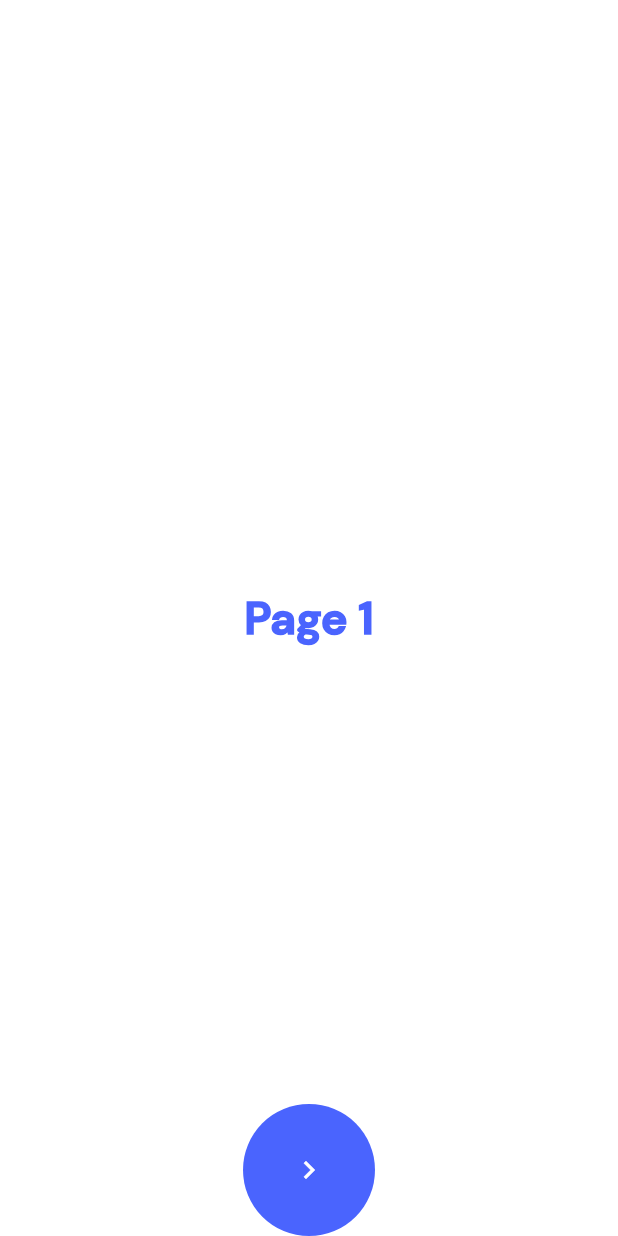
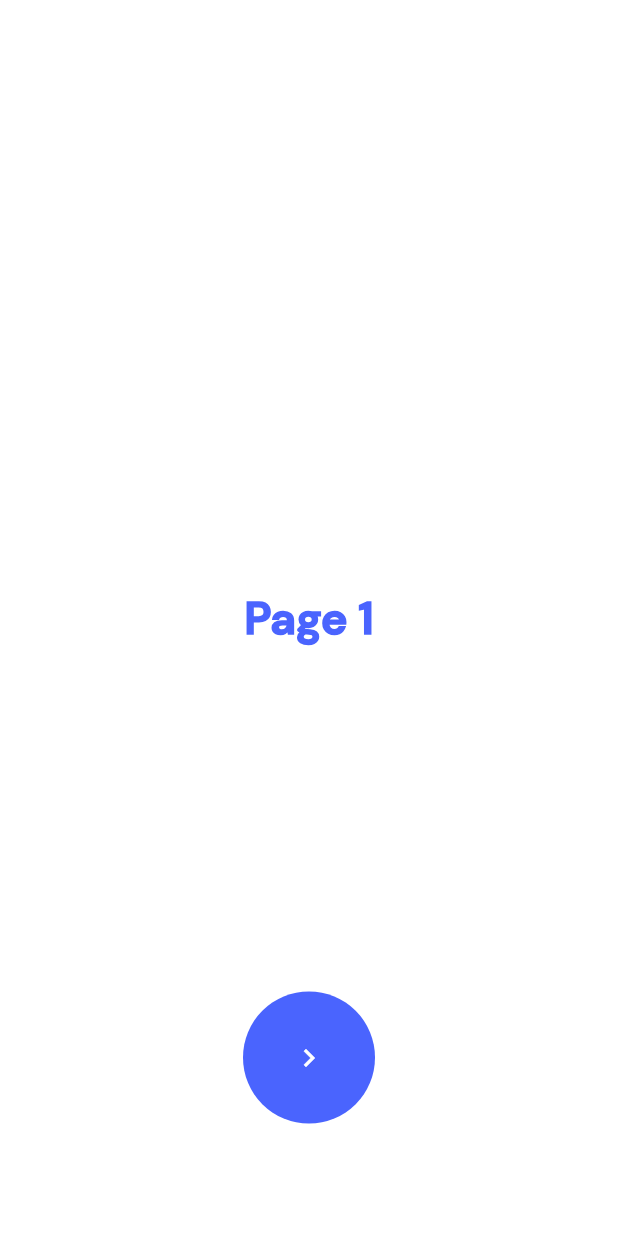
Before and after one commit to ignacio-zippin/Bootcamp-Winter-22, a Flutter app: the screen it shows after launch, after a tap on "Horizontal Options Transition", on a phone screen of 412 x 824 dp. Run offline on Flutter 3.47's test engine with Material 2 defaults, Android fonts, the phone set to English and light mode, and no system bars; our stand-ins replace cached_network_image, camera, dio, file_picker, flutter_image_compress, fluttertoast and 7 more; missing offline and left inert: dio_http_cache, exif, flutter_signature_pad.

Commit message:
fix animation and provider

```diff
--- a/lib/main.dart
+++ b/lib/main.dart
@@ -5,6 +5,7 @@ import 'package:playground_app/src/enums/culture.dart';
 import 'package:playground_app/src/managers/data_manager/data_manager.dart';
 import 'package:playground_app/src/managers/page_manager/page_manager.dart';
 import 'package:playground_app/src/providers/app_provider.dart';
+import 'package:playground_app/src/providers/home_model.dart';
 import 'package:playground_app/src/support/futuristic.dart';
 import 'package:playground_app/src/ui/components/common/loading_component.dart';
 import 'package:playground_app/src/ui/pages/home_page.dart';
@@ -18,6 +19,7 @@ void main() {
     MultiProvider(
       providers: [
         ChangeNotifierProvider(create: (_) => AppProvider()),
+        ChangeNotifierProvider(create: (_) => HomeModel()),
       ],
       child: const MyApp(),
     ),
--- a/lib/src/models/horizontal_options_transition/home_model.dart
+++ /dev/null
@@ -1,16 +0,0 @@
-import 'package:flutter/material.dart';
-import 'package:playground_app/values/k_colors.dart';
-
-class HomeModel {
-  List<Color>? palette;
-  double? scale;
-  double? radius;
-  double? bottomPadding;
-
-  HomeModel({
-    this.palette = const [KWhite, KBlue_L1],
-    this.scale = 1,
-    this.radius = 88.0,
-    this.bottomPadding = 75.0,
-  });
-}
--- a/lib/src/providers/app_provider.dart
+++ b/lib/src/providers/app_provider.dart
@@ -4,7 +4,6 @@ import 'package:flutter/material.dart';
 import 'package:playground_app/src/enums/culture.dart';
 import 'package:playground_app/src/managers/page_manager/page_manager.dart';
 import 'package:playground_app/src/models/culture_model.dart';
-import 'package:playground_app/src/models/horizontal_options_transition/home_model.dart';
 
 class AppProvider with ChangeNotifier {
   static final AppProvider _instance = AppProvider._constructor();
@@ -26,66 +25,11 @@ class AppProvider with ChangeNotifier {
   Timer? _timerInit;
   Timer? get timerInit => _timerInit;
 
-  init() {
-    _homeModel = HomeModel();
-    _backgroundColor = _homeModel!.palette![0];
-    _isHalfway = false;
-    _isToggled = false;
-    _foregroundColor = _homeModel!.palette![1];
-  }
+  init() {}
 
   closeAlert() {
     _timerInit?.cancel();
     ScaffoldMessenger.of(PageManager().navigatorKey.currentContext!)
         .hideCurrentMaterialBanner();
   }
-
-  HomeModel? _homeModel;
-  bool? _isHalfway;
-  bool? _isToggled;
-  Color? _backgroundColor;
-  Color? _foregroundColor;
-
-  int _index = 0;
-  get index => _index;
-  set index(value) {
-    _index = value;
-    notifyListeners();
-  }
-
-  get isHalfway => _isHalfway;
-  set isHalfway(value) {
-    _isHalfway = value;
-    notifyListeners();
-  }
-
-  get isToggled => _isToggled;
-  set isToggled(value) {
-    _isToggled = value;
-    notifyListeners();
-  }
-
-  get backgroundColor => _backgroundColor;
-  set backgroundColor(value) {
-    _backgroundColor = value;
-    notifyListeners();
-  }
-
-  get foregroundColor => _foregroundColor;
-  set foregroundColor(value) {
-    _foregroundColor = value;
-    notifyListeners();
-  }
-
-  void swapColors() {
-    if (_isToggled!) {
-      _backgroundColor = _homeModel!.palette![1];
-      _foregroundColor = _homeModel!.palette![0];
-    } else {
-      _backgroundColor = _homeModel!.palette![0];
-      _foregroundColor = _homeModel!.palette![1];
-    }
-
-    notifyListeners();
-  }
 }
--- /dev/null
+++ b/lib/src/providers/home_model.dart
@@ -0,0 +1,51 @@
+import 'package:flutter/material.dart';
+import 'package:flutter/widgets.dart';
+import 'package:playground_app/src/ui/shared/globals.dart';
+
+class HomeModel extends ChangeNotifier {
+  int _index = 0;
+  get index => _index;
+  set index(value) {
+    _index = value;
+    notifyListeners();
+  }
+
+  bool _isHalfWay = false;
+  get isHalfWay => _isHalfWay;
+  set isHalfWay(value) {
+    _isHalfWay = value;
+    notifyListeners();
+  }
+
+  bool _isToggled = false;
+  get isToggled => _isToggled;
+  set isToggled(value) {
+    _isToggled = value;
+    notifyListeners();
+  }
+
+  void swapColors() {
+    if (_isToggled) {
+      _backGroundColor = Global.palette[1];
+      _foreGroundColor = Global.palette[0];
+    } else {
+      _backGroundColor = Global.palette[0];
+      _foreGroundColor = Global.palette[1];
+    }
+    notifyListeners();
+  }
+
+  Color _backGroundColor = Global.palette[0];
+  get backGroundColor => _backGroundColor;
+  set backGroundColor(value) {
+    _backGroundColor = value;
+    notifyListeners();
+  }
+
+  Color _foreGroundColor = Global.palette[1];
+  get foreGroundColor => _foreGroundColor;
+  set foreGroundColor(value) {
+    _foreGroundColor = value;
+    notifyListeners();
+  }
+}
--- a/lib/src/ui/components/examples/horizontal_options_transition/animated_circle.dart
+++ /dev/null
@@ -1,61 +0,0 @@
-import 'package:flutter/material.dart';
-import 'package:playground_app/src/models/horizontal_options_transition/home_model.dart';
-import 'package:playground_app/src/providers/app_provider.dart';
-import 'package:playground_app/values/k_colors.dart';
-
-// ignore: must_be_immutable
-class AnimatedCircle extends AnimatedWidget {
-  final Tween<double> tween;
-  Tween<double>? horizontalTween;
-  final Animation<double> animation;
-  Animation<double>? horizontalAnimation;
-  final double flip;
-  final Color color;
-  HomeModel homeModel = HomeModel();
-
-  AnimatedCircle({
-    Key? key,
-    required this.animation,
-    this.horizontalTween,
-    this.horizontalAnimation,
-    required this.color,
-    required this.flip,
-    required this.tween,
-  })  : assert(flip == 1 || flip == -1),
-        super(key: key, listenable: animation);
-
-  @override
-  Widget build(BuildContext context) {
-    return Transform(
-      alignment: FractionalOffset.centerLeft,
-      transform: Matrix4.identity()
-        ..scale(
-          tween.evaluate(animation) * flip,
-          tween.evaluate(animation),
-        ),
-      child: Transform(
-        transform: Matrix4.identity()
-          ..translate(
-            horizontalTween != null
-                ? horizontalTween!.evaluate(horizontalAnimation!)
-                : 0.0,
-          ),
-        child: Container(
-          width: homeModel.radius,
-          height: homeModel.radius,
-          decoration: BoxDecoration(
-            color: color,
-            borderRadius: BorderRadius.circular(
-              homeModel.radius! / 2.0 -
-                  tween.evaluate(animation) / (homeModel.radius! / 2.0),
-            ),
-          ),
-          child: Icon(
-            flip == 1 ? Icons.keyboard_arrow_right : Icons.keyboard_arrow_left,
-            color: AppProvider().index % 2 == 0 ? KWhite : KBlue_L1,
-          ),
-        ),
-      ),
-    );
-  }
-}
--- a/lib/src/ui/pages/examples/horizontal_options_transition_page.dart
+++ b/lib/src/ui/pages/examples/horizontal_options_transition_page.dart
@@ -1,11 +1,67 @@
 import 'package:flutter/material.dart';
 import 'package:mvc_pattern/mvc_pattern.dart';
-import 'package:playground_app/src/models/horizontal_options_transition/home_model.dart';
-import 'package:playground_app/src/providers/app_provider.dart';
-import 'package:playground_app/src/ui/components/examples/horizontal_options_transition/animated_circle.dart';
+import 'package:playground_app/src/providers/home_model.dart';
 import 'package:playground_app/src/ui/page_controllers/examples/horizontal_options_transition_page_controller.dart';
+import 'package:playground_app/src/ui/shared/globals.dart';
 import 'package:playground_app/utils/page_args.dart';
-import 'package:playground_app/values/k_colors.dart';
+
+import 'package:provider/provider.dart';
+
+class AnimatedCircle extends AnimatedWidget {
+  final Tween<double> tween;
+  final Tween<double>? horizontalTween;
+  final Animation<double> animation;
+  final Animation<double>? horizontalAnimation;
+  final double flip;
+  final Color color;
+
+  const AnimatedCircle({
+    Key? key,
+    required this.animation,
+    this.horizontalTween,
+    this.horizontalAnimation,
+    required this.color,
+    required this.flip,
+    required this.tween,
+  })  : assert(flip == 1 || flip == -1),
+        super(key: key, listenable: animation);
+
+  @override
+  Widget build(BuildContext context) {
+    final model = Provider.of<HomeModel>(context);
+    return Transform(
+      alignment: FractionalOffset.centerLeft,
+      transform: Matrix4.identity()
+        ..scale(
+          tween.evaluate(animation) * flip,
+          tween.evaluate(animation),
+        ),
+      child: Transform(
+        transform: Matrix4.identity()
+          ..translate(
+            horizontalTween != null
+                ? horizontalTween!.evaluate(horizontalAnimation!)
+                : 0.0,
+          ),
+        child: Container(
+          width: Global.radius,
+          height: Global.radius,
+          decoration: BoxDecoration(
+            color: color,
+            borderRadius: BorderRadius.circular(
+              Global.radius / 2.0 -
+                  tween.evaluate(animation) / (Global.radius / 2.0),
+            ),
+          ),
+          child: Icon(
+            flip == 1 ? Icons.keyboard_arrow_right : Icons.keyboard_arrow_left,
+            color: model.index % 2 == 0 ? Global.white : Global.mediumBlue,
+          ),
+        ),
+      ),
+    );
+  }
+}
 
 class HorizontalOptionsTransitionPage extends StatefulWidget {
   final PageArgs? args;
@@ -26,7 +82,6 @@ class _HorizontalOptionsTransitionPageState
       : super(HorizontalOptionsTransitionPageController()) {
     _con = HorizontalOptionsTransitionPageController.con;
   }
-
   AnimationController? animationController;
   Animation<double>? startAnimation;
   Animation<double>? endAnimation;
@@ -39,7 +94,6 @@ class _HorizontalOptionsTransitionPageState
     super.initState();
 
     pageController = PageController();
-
     animationController = AnimationController(
         duration: const Duration(milliseconds: 750), vsync: this);
 
@@ -60,16 +114,18 @@ class _HorizontalOptionsTransitionPageState
 
     animationController!
       ..addStatusListener((status) {
+        final model = Provider.of<HomeModel>(context, listen: false);
         if (status == AnimationStatus.completed) {
-          AppProvider().swapColors();
+          model.swapColors();
           animationController!.reset();
         }
       })
       ..addListener(() {
+        final model = Provider.of<HomeModel>(context, listen: false);
         if (animationController!.value > 0.5) {
-          AppProvider().isHalfway = true;
+          model.isHalfWay = true;
         } else {
-          AppProvider().isHalfway = true;
+          model.isHalfWay = false;
         }
       });
   }
@@ -82,56 +138,56 @@ class _HorizontalOptionsTransitionPageState
 
   @override
   Widget build(BuildContext context) {
-    HomeModel model = HomeModel();
+    final model = Provider.of<HomeModel>(context);
     final screenWidth = MediaQuery.of(context).size.width;
     final screenHeight = MediaQuery.of(context).size.height;
     return Scaffold(
-      backgroundColor: AppProvider().isHalfway
-          ? AppProvider().foregroundColor
-          : AppProvider().backgroundColor,
+      backgroundColor:
+          model.isHalfWay ? model.foreGroundColor : model.backGroundColor,
       body: Stack(
-        children: [
+        children: <Widget>[
           Container(
-            color: AppProvider().isHalfway
-                ? AppProvider().foregroundColor
-                : AppProvider().backgroundColor,
-            width: screenHeight / 2.0 - model.radius! / 2.0,
+            color:
+                model.isHalfWay ? model.foreGroundColor : model.backGroundColor,
+            width: screenWidth / 2.0 - Global.radius / 2.0,
             height: double.infinity,
           ),
           Transform(
             transform: Matrix4.identity()
-              ..translate(screenWidth / 2 - model.radius! / 2.0,
-                  screenHeight - model.radius!, model.bottomPadding!),
+              ..translate(
+                screenWidth / 2 - Global.radius / 2.0,
+                screenHeight - Global.radius - Global.bottomPadding,
+              ),
             child: GestureDetector(
               onTap: () {
                 if (animationController!.status != AnimationStatus.forward) {
-                  AppProvider().isToggled = !AppProvider().isToggled;
-                  AppProvider().index++;
-                  if (AppProvider().index > 3) {
-                    AppProvider().index = 0;
+                  model.isToggled = !model.isToggled;
+                  model.index++;
+                  if (model.index > 3) {
+                    model.index = 0;
                   }
-                  pageController!.animateToPage(AppProvider().index,
+                  pageController!.animateToPage(model.index,
                       duration: const Duration(milliseconds: 500),
                       curve: Curves.easeInOutQuad);
                   animationController!.forward();
                 }
               },
               child: Stack(
-                children: [
+                children: <Widget>[
                   AnimatedCircle(
                     animation: startAnimation!,
-                    color: AppProvider().foregroundColor,
+                    color: model.foreGroundColor,
                     flip: 1.0,
-                    tween: Tween<double>(begin: 1.0, end: model.radius),
+                    tween: Tween<double>(begin: 1.0, end: Global.radius),
                   ),
                   AnimatedCircle(
                     animation: endAnimation!,
-                    color: AppProvider().backgroundColor,
+                    color: model.backGroundColor,
                     flip: -1.0,
                     horizontalTween:
-                        Tween<double>(begin: 0, end: -model.radius!),
+                        Tween<double>(begin: 0, end: -Global.radius),
                     horizontalAnimation: horizontalAnimation,
-                    tween: Tween<double>(begin: model.radius, end: 1.0),
+                    tween: Tween<double>(begin: Global.radius, end: 1.0),
                   ),
                 ],
               ),
@@ -147,7 +203,7 @@ class _HorizontalOptionsTransitionPageState
                   child: Text(
                     'Page ${index + 1}',
                     style: TextStyle(
-                      color: index % 2 == 0 ? KBlue_L1 : KWhite,
+                      color: index % 2 == 0 ? Global.mediumBlue : Global.white,
                       fontSize: 30.0,
                       fontWeight: FontWeight.w900,
                     ),
--- /dev/null
+++ b/lib/src/ui/shared/globals.dart
@@ -0,0 +1,11 @@
+import 'dart:ui';
+import 'package:flutter/material.dart';
+
+class Global {
+  static const Color white = Color(0xffffffff);
+  static const Color mediumBlue = Color(0xff4A64FE);
+  static const List<Color> palette = [white, mediumBlue];
+  static const double scale = 1;
+  static const double radius = 88.0;
+  static const double bottomPadding = 75.0;
+}
```
